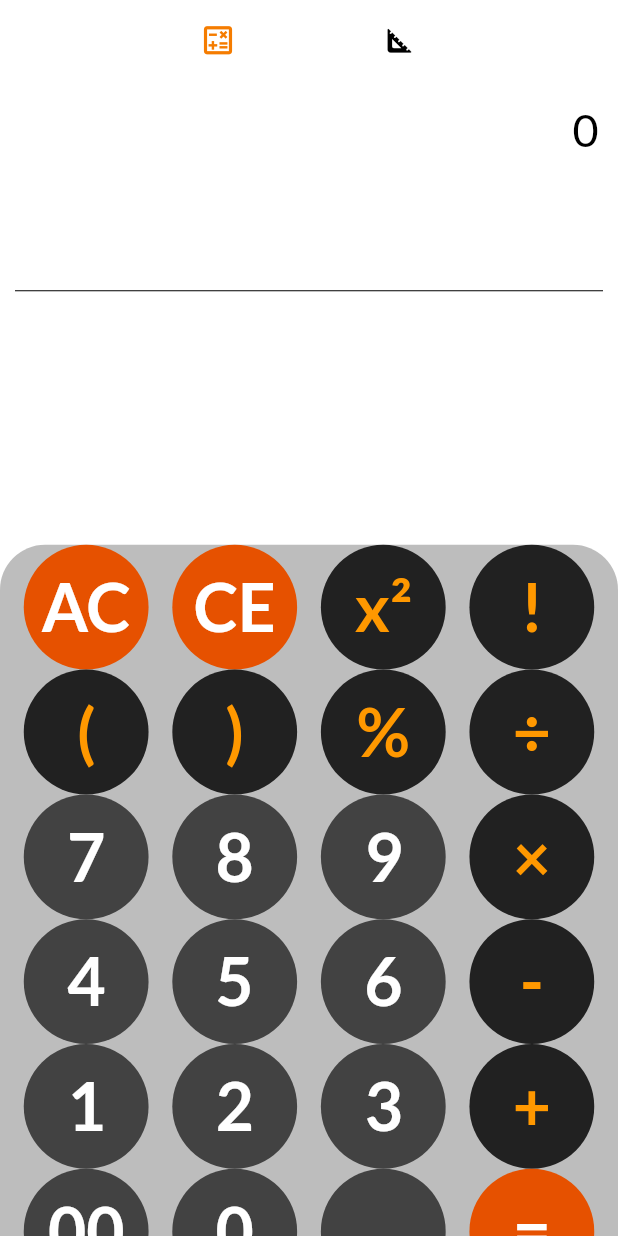
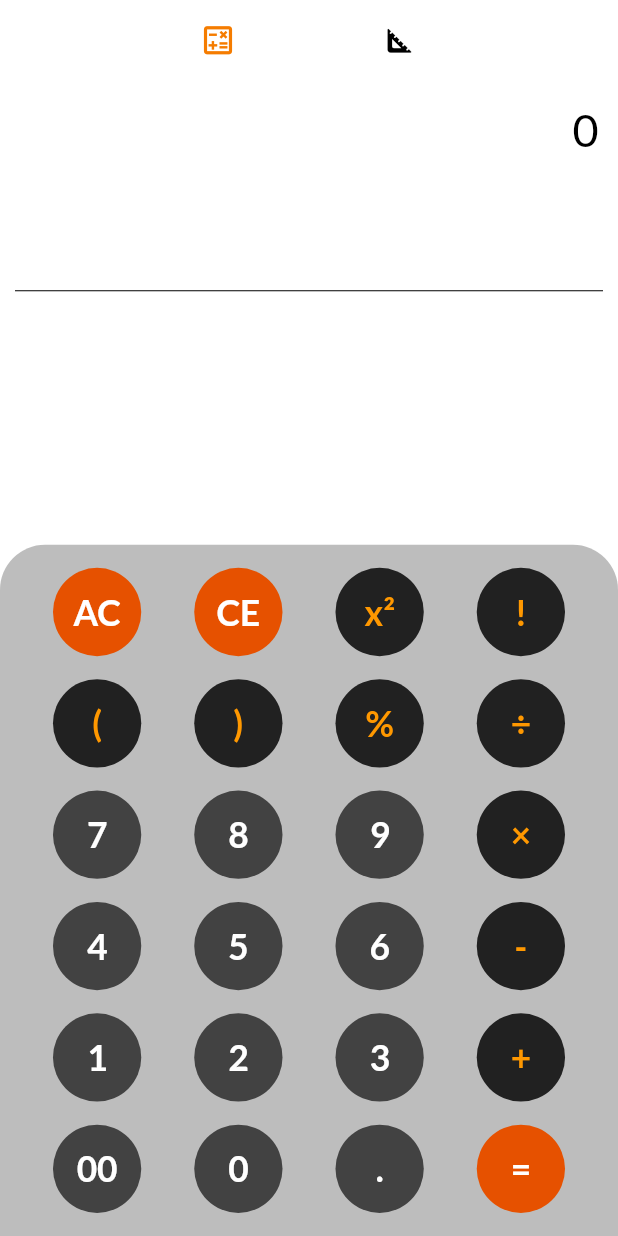
Before and after one commit to mohammadmahdiyousefi/calculator, a Flutter app: the screen it shows after launch, on a phone screen of 412 x 824 dp. Run offline on Flutter 3.47's test engine with Material 2 defaults, Android fonts, the light colour scheme and no system bars; our stand-ins replace bloc, flutter_bloc, google_fonts, math_expressions, percent_indicator; missing offline and left inert: adivery, age_calculator.

Commit message:
bug fixed

```diff
--- a/lib/widgets/bottom.dart
+++ b/lib/widgets/bottom.dart
@@ -9,8 +9,8 @@ class Bottom extends StatelessWidget {
   ButtonModel property;
   @override
   Widget build(BuildContext context) {
-    double keysize = MediaQuery.of(context).size.height % 92.6;
-    double keytitelsize = MediaQuery.of(context).size.height % 130;
+    double keysize = MediaQuery.of(context).size.width / 7;
+    double keytitelsize = keysize / 2.5;
     return Container(
       height: keysize,
       width: keysize,
--- a/pubspec.yaml
+++ b/pubspec.yaml
@@ -15,7 +15,7 @@ publish_to: 'none' # Remove this line if you wish to publish to pub.dev
 # In iOS, build-name is used as CFBundleShortVersionString while build-number used as CFBundleVersion.
 # Read more about iOS versioning at
 # https://developer.apple.com/library/archive/documentation/General/Reference/InfoPlistKeyReference/Articles/CoreFoundationKeys.html
-version: 1.2.0+2
+version: 1.2.1+3
 
 environment:
   sdk: ">=2.17.6 <3.0.0"
```
